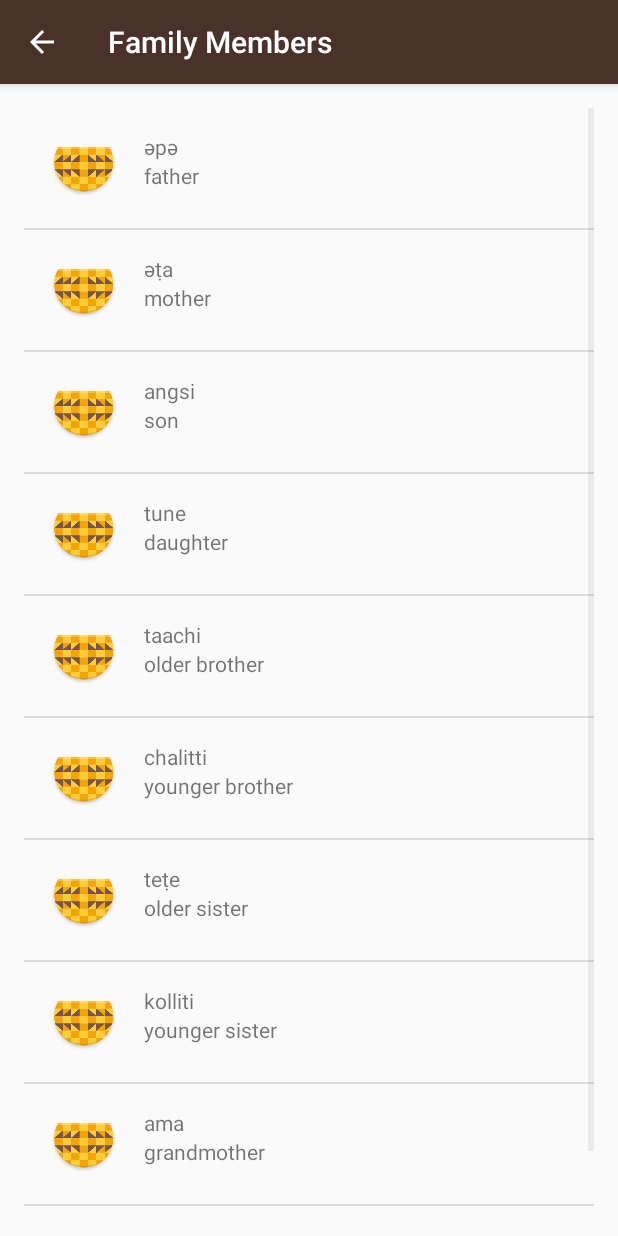
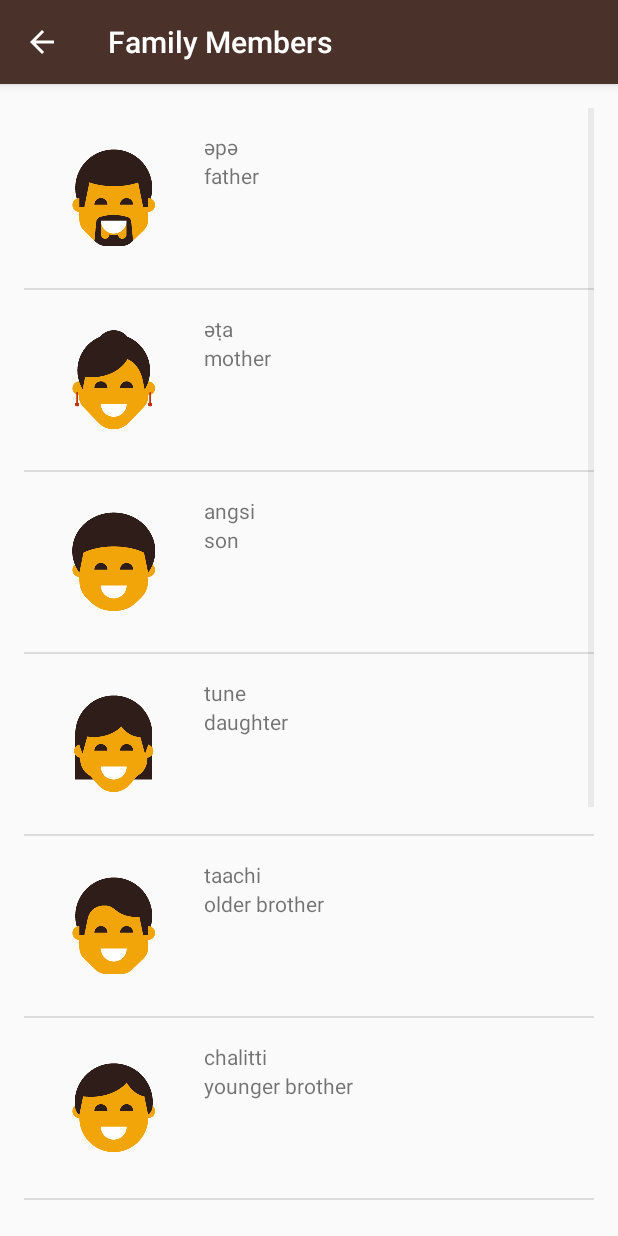
Before and after one commit to chungkev7/Miwok-App, an Android app: the FamilyActivity screen opened directly, with no data from a screen before it, on a phone screen of 412 x 824 dp. Run offline under Robolectric (Android 15) with nearby library versions, the phone set to English and light mode, and no system bars.

Commit message:
Connected words with the associated images

```diff
--- a/app/src/main/java/com/example/android/miwok/FamilyActivity.java
+++ b/app/src/main/java/com/example/android/miwok/FamilyActivity.java
@@ -14,16 +14,16 @@ public class FamilyActivity extends AppCompatActivity {
         setContentView(R.layout.word_list);
 
         ArrayList<Word> words = new ArrayList<>();
-        words.add(new Word("father", "әpә"));
-        words.add(new Word("mother", "әṭa"));
-        words.add(new Word("son", "angsi"));
-        words.add(new Word("daughter", "tune"));
-        words.add(new Word("older brother", "taachi"));
-        words.add(new Word("younger brother", "chalitti"));
-        words.add(new Word("older sister", "teṭe"));
-        words.add(new Word("younger sister", "kolliti"));
-        words.add(new Word("grandmother", "ama"));
-        words.add(new Word("grandfather", "paapa"));
+        words.add(new Word("father", "әpә", R.drawable.family_father));
+        words.add(new Word("mother", "әṭa", R.drawable.family_mother));
+        words.add(new Word("son", "angsi", R.drawable.family_son));
+        words.add(new Word("daughter", "tune", R.drawable.family_daughter));
+        words.add(new Word("older brother", "taachi", R.drawable.family_older_brother));
+        words.add(new Word("younger brother", "chalitti", R.drawable.family_younger_brother));
+        words.add(new Word("older sister", "teṭe", R.drawable.family_older_sister));
+        words.add(new Word("younger sister", "kolliti", R.drawable.family_younger_sister));
+        words.add(new Word("grandmother", "ama", R.drawable.family_grandmother));
+        words.add(new Word("grandfather", "paapa", R.drawable.family_grandfather));
 
         WordAdapter adapter = new WordAdapter(this, words);
 
--- a/app/src/main/java/com/example/android/miwok/Word.java
+++ b/app/src/main/java/com/example/android/miwok/Word.java
@@ -2,13 +2,26 @@ package com.example.android.miwok;
 
 public class Word {
 
+    // Default translation for the word
     private String mDefaultTranslation;
 
+    // Miwok translation for the word
     private String mMiwokTranslation;
+
+    // Image resource ID for the word
+    private int mImageResourceId = NO_IMAGE_PROVIDED;
+
+    private static final int NO_IMAGE_PROVIDED = -1;
 
     public Word(String mDefaultTranslation, String miwokTranslation) {
         this.mDefaultTranslation = mDefaultTranslation;
         this.mMiwokTranslation = miwokTranslation;
+    }
+
+    public Word(String mDefaultTranslation, String miwokTranslation, int mImageResourceId) {
+        this.mDefaultTranslation = mDefaultTranslation;
+        this.mMiwokTranslation = miwokTranslation;
+        this.mImageResourceId = mImageResourceId;
     }
 
     /**
@@ -21,7 +34,21 @@ public class Word {
     /**
      * Get the Miwok translation of the word
      */
-    public String getMiwokTranslation(){
+    public String getMiwokTranslation() {
         return mMiwokTranslation;
     }
+
+    /**
+     * Get the related image of the word
+     */
+    public int getImageResourceId() {
+        return mImageResourceId;
+    }
+
+    /**
+     * Returns true or false if there is an image for the word
+     */
+    public boolean hasImage(){
+        return mImageResourceId != NO_IMAGE_PROVIDED;
+    }
 }
--- a/app/src/main/java/com/example/android/miwok/WordAdapter.java
+++ b/app/src/main/java/com/example/android/miwok/WordAdapter.java
@@ -5,34 +5,65 @@ import android.view.LayoutInflater;
 import android.view.View;
 import android.view.ViewGroup;
 import android.widget.ArrayAdapter;
+import android.widget.ImageView;
 import android.widget.TextView;
 
 import java.util.ArrayList;
 
 public class WordAdapter extends ArrayAdapter<Word> {
 
+    /**
+     * Create a new {@link WordAdapter} object
+     *
+     * @param context is the current context (i.e. Activity) that the adapter is being created in
+     * @param words is the list of {@link Word}s to be displayed
+     */
     public WordAdapter(Activity context, ArrayList<Word> words) {
         super(context, 0, words);
     }
 
     @Override
     public View getView(int position, View convertView, ViewGroup parent) {
+        // Check if an existing view is being reused, otherwise inflate the view
         View listItemView = convertView;
         if (listItemView == null) {
             listItemView = LayoutInflater.from(getContext()).inflate(
                     R.layout.list_item, parent, false);
         }
 
+        // Get the {@link Word} objected located at this position in the list
         Word currentWord = getItem(position);
 
+        // Find the TextView in the list_item.xml layout with the ID miwok_text_view
         TextView miwokTextView = (TextView) listItemView.findViewById(R.id.miwok_text_view);
 
+        // Get the Miwok translation from the currentWord object and set this text on
+        // the Miwok TextView.
         miwokTextView.setText(currentWord.getMiwokTranslation());
 
+        // Find the TextView in the list_item.xml layout with the ID default_text_view.
         TextView defaultTextView = (TextView) listItemView.findViewById(R.id.default_text_view);
 
+        // Get the default translation from the currentWord object and set this text on
+        // the default TextView.
         defaultTextView.setText(currentWord.getDefaultTranslation());
 
+        // Find the ImageView in the list_item.xml layout with the ID image.
+        ImageView imageView = (ImageView) listItemView.findViewById(R.id.image);
+
+        // Checks to see if the current word has an associated image
+        if(currentWord.hasImage()) {
+            // Set the ImageView to the image resource specified in the current Word
+            imageView.setImageResource(currentWord.getImageResourceId());
+
+            // Make sure the view is visible
+            imageView.setVisibility(View.VISIBLE);
+        } else{
+            // Otherwise hide the ImageView (set visibility to gone)
+            imageView.setVisibility(View.GONE);
+        }
+        // Return the whole list item layout (containing 2 TextViews) so that it can be shown in
+        // the ListView.
         return listItemView;
     }
 }
--- a/app/src/main/res/layout/list_item.xml
+++ b/app/src/main/res/layout/list_item.xml
@@ -10,7 +10,7 @@
         android:id="@+id/image"
         android:layout_width="wrap_content"
         android:layout_height="wrap_content"
-        android:src="@mipmap/ic_launcher"/>
+        android:src="@mipmap/ic_launcher" />
 
     <LinearLayout
         android:id="@+id/text_container"
```
Also changed, not shown: app/src/main/java/com/example/android/miwok/ColorsActivity.java (+8 -8 lines), app/src/main/java/com/example/android/miwok/NumbersActivity.java (+10 -10 lines).
